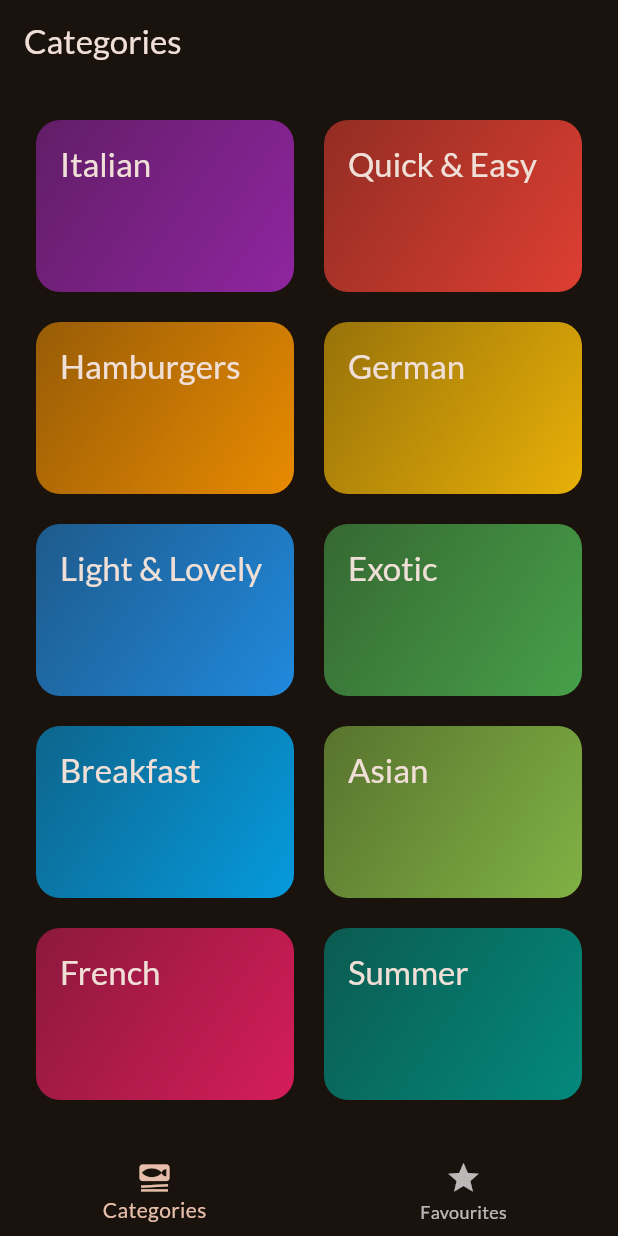
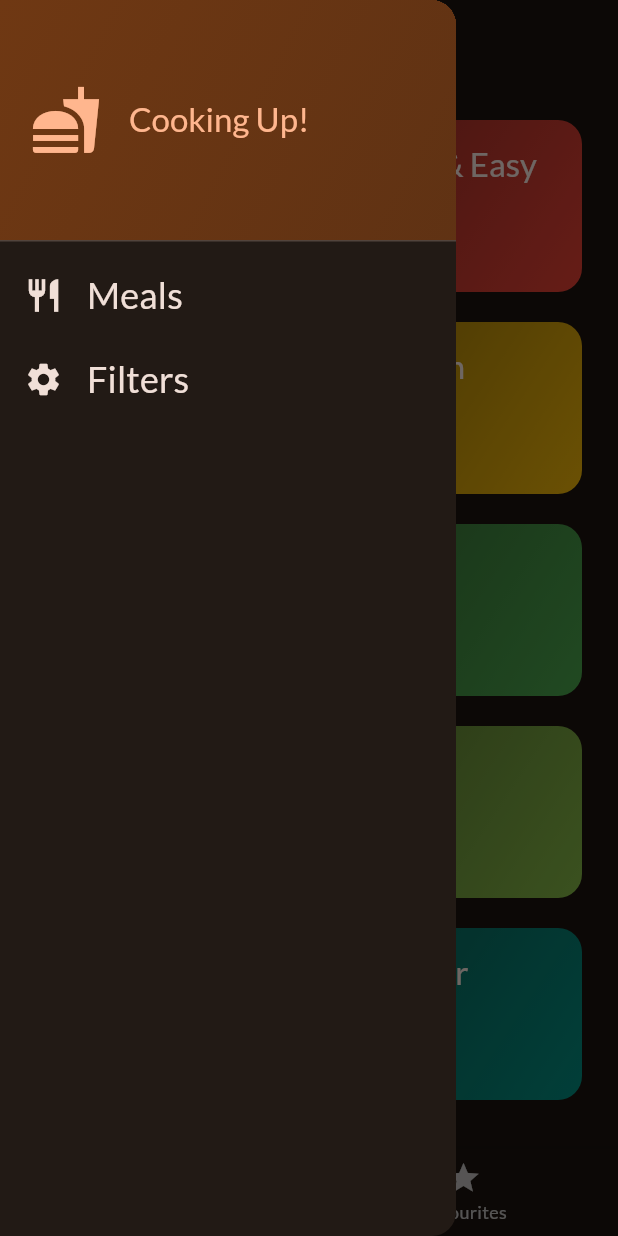
Before and after one commit to PiyushYadv/meals, a Flutter app: the screen it shows after launch, with the side drawer open (before the commit the screen has no drawer), on a phone screen of 412 x 824 dp. Run offline on Flutter 3.47's test engine with Material 2 defaults, Android fonts, the phone set to English and light mode, and no system bars; our stand-ins replace flutter_riverpod, google_fonts, transparent_image.

Commit message:
added updated code

```diff
--- /dev/null
+++ b/lib/providers/filters_providers.dart
@@ -0,0 +1,56 @@
+import 'package:flutter_riverpod/flutter_riverpod.dart';
+import 'package:meals/providers/meals_provider.dart';
+
+enum Filter {
+  glutenFree,
+  lactoseFree,
+  vegetarian,
+  vegan,
+}
+
+class FiltersNotifier extends StateNotifier<Map<Filter, bool>> {
+  FiltersNotifier()
+      : super({
+          Filter.glutenFree: false,
+          Filter.lactoseFree: false,
+          Filter.vegetarian: false,
+          Filter.vegan: false,
+        });
+
+  void setFilters(Map<Filter, bool> chosensFilters) {
+    state = chosensFilters;
+  }
+
+  void setFilter(Filter filter, bool isActive) {
+    state = {
+      ...state,
+      filter: isActive,
+    };
+  }
+}
+
+final filtersProvider =
+    StateNotifierProvider<FiltersNotifier, Map<Filter, bool>>(
+  (ref) => FiltersNotifier(),
+);
+
+final filterdMealsProviders = Provider((ref) {
+  final meals = ref.watch(mealsProvider);
+  final activeFilters = ref.watch(filtersProvider);
+
+  return meals.where((meal) {
+    if (activeFilters[Filter.glutenFree]! && meal.isGlutenFree) {
+      false;
+    }
+    if (activeFilters[Filter.lactoseFree]! && meal.isLactoseFree) {
+      false;
+    }
+    if (activeFilters[Filter.vegetarian]! && meal.isVegetarian) {
+      false;
+    }
+    if (activeFilters[Filter.vegan]! && meal.isVegan) {
+      false;
+    }
+    return true;
+  }).toList();
+});
--- /dev/null
+++ b/lib/providers/meals_provider.dart
@@ -0,0 +1,6 @@
+import "package:flutter_riverpod/flutter_riverpod.dart";
+import "package:meals/data/dummy_data.dart";
+
+final mealsProvider = Provider((ref) {
+  return dummyMeals;
+});
--- a/lib/screens/categories.dart
+++ b/lib/screens/categories.dart
@@ -8,13 +8,13 @@ import 'package:meals/widgets/category_grid_item.dart';
 class CategoriesScreen extends StatelessWidget {
   const CategoriesScreen({
     super.key,
-    required this.onToggleFavorite,
+    required this.availableMeals,
   });
 
-  final void Function(Meal meal) onToggleFavorite;
+  final List<Meal> availableMeals;
 
   void _selectCategory(BuildContext context, Category category) {
-    final filteredList = dummyMeals
+    final filteredList = availableMeals
         .where(
           (meals) => meals.categories.contains(category.id),
         )
@@ -27,7 +27,6 @@ class CategoriesScreen extends StatelessWidget {
           return MealsScreen(
             title: category.title,
             meals: filteredList,
-            onToggleFavorite: onToggleFavorite,
           );
         },
       ),
--- a/lib/screens/tabs.dart
+++ b/lib/screens/tabs.dart
@@ -1,43 +1,21 @@
 import 'package:flutter/material.dart';
-import 'package:meals/models/meal.dart';
+import 'package:flutter_riverpod/flutter_riverpod.dart';
+import 'package:meals/providers/favorites_provider.dart';
 import 'package:meals/screens/categories.dart';
+import 'package:meals/screens/filters.dart';
 import 'package:meals/screens/meals.dart';
+import 'package:meals/widgets/main_drawer.dart';
+import 'package:meals/providers/filters_providers.dart';
 
-class TabsScreen extends StatefulWidget {
+class TabsScreen extends ConsumerStatefulWidget {
   const TabsScreen({super.key});
 
   @override
-  State<TabsScreen> createState() => _TabsScreenState();
+  ConsumerState<TabsScreen> createState() => _TabsScreenState();
 }
 
-class _TabsScreenState extends State<TabsScreen> {
+class _TabsScreenState extends ConsumerState<TabsScreen> {
   int _selectedPageIndex = 0;
-  final List<Meal> _favoriteMeals = [];
-
-  void _showMessageInfo(String message) {
-    ScaffoldMessenger.of(context).clearSnackBars();
-    ScaffoldMessenger.of(context).showSnackBar(
-      SnackBar(
-        content: Text(message),
-      ),
-    );
-  }
-
-  void _toggleMealFavoriteStatus(Meal meal) {
-    final isExisting = _favoriteMeals.contains(meal);
-
-    if (isExisting) {
-      setState(
-        () => _favoriteMeals.remove(meal),
-      );
-      _showMessageInfo('Meal is no longer a favorite.');
-    } else {
-      setState(
-        () => _favoriteMeals.add(meal),
-      );
-      _showMessageInfo('Marked as a favorite.');
-    }
-  }
 
   void _selectPage(int index) {
     setState(
@@ -45,23 +23,40 @@ class _TabsScreenState extends State<TabsScreen> {
     );
   }
 
+  void _selectScreen(String identifier) async {
+    Navigator.pop(context);
+    if (identifier == 'filters') {
+      await Navigator.push<Map<Filter, bool>>(
+        context,
+        MaterialPageRoute(
+          builder: (ctx) => const FiltersScreen(),
+        ),
+      );
+    }
+  }
+
   @override
   Widget build(BuildContext context) {
+    final availableMeals = ref.watch(filterdMealsProviders);
+
     Widget activePage = CategoriesScreen(
-      onToggleFavorite: _toggleMealFavoriteStatus,
+      availableMeals: availableMeals,
     );
     String activePageTitle = 'Categories';
 
     if (_selectedPageIndex == 1) {
+      final favoriteMeals = ref.watch(favoritesProvider);
       activePage = MealsScreen(
-        meals: _favoriteMeals,
-        onToggleFavorite: _toggleMealFavoriteStatus,
+        meals: favoriteMeals,
       );
       activePageTitle = 'Favorites';
     }
     return Scaffold(
       appBar: AppBar(
         title: Text(activePageTitle),
+      ),
+      drawer: MainDrawer(
+        onSelectScreen: _selectScreen,
       ),
       body: activePage,
       bottomNavigationBar: BottomNavigationBar(
--- a/lib/widgets/category_grid_item.dart
+++ b/lib/widgets/category_grid_item.dart
@@ -14,7 +14,7 @@ class CategoryGridItem extends StatelessWidget {
   @override
   Widget build(BuildContext context) {
     return InkWell(
-      onTap: () {},
+      onTap: onSelectCategory,
       splashColor: Theme.of(context).primaryColor,
       borderRadius: BorderRadius.circular(16),
       child: Container(
--- /dev/null
+++ b/lib/widgets/main_drawer.dart
@@ -0,0 +1,86 @@
+import 'package:flutter/material.dart';
+
+class MainDrawer extends StatelessWidget {
+  const MainDrawer({
+    super.key,
+    required this.onSelectScreen,
+  });
+
+  final void Function(String identifier) onSelectScreen;
+
+  @override
+  Widget build(BuildContext context) {
+    return Drawer(
+      child: Column(
+        children: [
+          DrawerHeader(
+            padding: const EdgeInsets.all(20.0),
+            decoration: BoxDecoration(
+              gradient: LinearGradient(
+                begin: Alignment.topLeft,
+                end: Alignment.bottomRight,
+                colors: [
+                  Theme.of(context).colorScheme.primaryContainer,
+                  Theme.of(context)
+                      .colorScheme
+                      .primaryContainer
+                      .withOpacity(0.8),
+                ],
+              ),
+            ),
+            child: Row(
+              children: [
+                Icon(
+                  Icons.fastfood,
+                  size: 48,
+                  color: Theme.of(context).colorScheme.primary,
+                ),
+                const SizedBox(width: 18),
+                Text(
+                  'Cooking Up!',
+                  style: Theme.of(context).textTheme.titleLarge!.copyWith(
+                        color: Theme.of(context).colorScheme.primary,
+                      ),
+                ),
+              ],
+            ),
+          ),
+          ListTile(
+            leading: Icon(
+              Icons.restaurant,
+              size: 26,
+              color: Theme.of(context).colorScheme.onBackground,
+            ),
+            title: Text(
+              'Meals',
+              style: Theme.of(context).textTheme.titleSmall!.copyWith(
+                    color: Theme.of(context).colorScheme.onBackground,
+                    fontSize: 24,
+                  ),
+            ),
+            onTap: () {
+              onSelectScreen('meals');
+            },
+          ),
+          ListTile(
+            leading: Icon(
+              Icons.settings,
+              size: 26,
+              color: Theme.of(context).colorScheme.onBackground,
+            ),
+            title: Text(
+              'Filters',
+              style: Theme.of(context).textTheme.titleSmall!.copyWith(
+                    color: Theme.of(context).colorScheme.onBackground,
+                    fontSize: 24,
+                  ),
+            ),
+            onTap: () {
+              onSelectScreen('filters');
+            },
+          ),
+        ],
+      ),
+    );
+  }
+}
--- a/pubspec.yaml
+++ b/pubspec.yaml
@@ -1,16 +1,17 @@
 name: meals
 description: A new Flutter project.
-publish_to: 'none'
+publish_to: "none"
 version: 0.1.0
 
 environment:
-  sdk: '>=3.1.0-234.0.dev <4.0.0'
+  sdk: ">=3.1.0-234.0.dev <4.0.0"
 
 dependencies:
   flutter:
     sdk: flutter
   google_fonts: ^5.1.0
   transparent_image: ^2.0.1
+  flutter_riverpod: ^2.4.4
 
 dev_dependencies:
   flutter_test:
```
Also changed, not shown: lib/main.dart (+6 -1 lines), lib/providers/favorites_provider.dart (added, +23 -0 lines), lib/screens/filters.dart (added, +87 -0 lines), lib/screens/meal_details_screen.dart (+24 -8 lines), lib/screens/meals.dart (+6 -8 lines).
